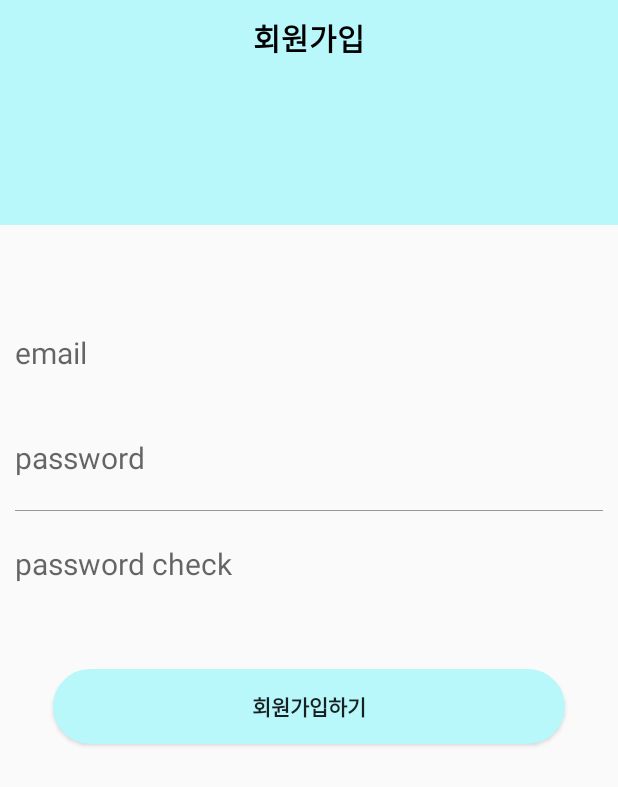
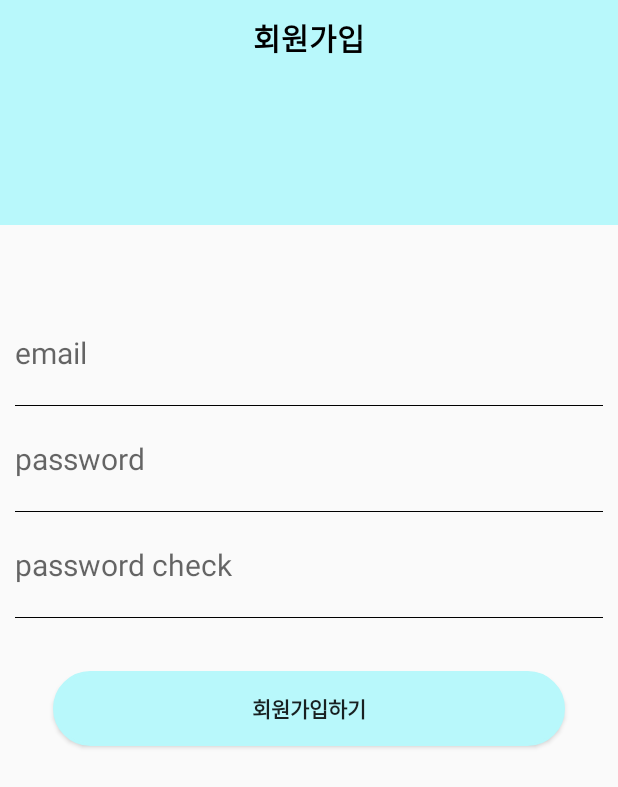
Before and after one commit to shin-hyun-soo/Meal_Time, an Android app: the JoinActivity screen opened directly, with no data from a screen before it, on a phone screen of 412 x 824 dp. Shown: the top 787 px of the screen. Run offline under Robolectric (Android 15) with nearby library versions, the phone set to English and light mode, and no system bars; our stand-ins replace Firebase (no records; nobody signed in at launch, a user with empty details on screens opened directly), data binding.

Commit message:
layout 파일 수정 및 Firebase 로그인 기능 구현 완료

```diff
--- a/app/src/main/java/com/example/meal_time/auth/JoinActivity.kt
+++ b/app/src/main/java/com/example/meal_time/auth/JoinActivity.kt
@@ -23,9 +23,10 @@ class JoinActivity : AppCompatActivity() {
         super.onCreate(savedInstanceState)
         //onCreate에서 FirebaseAuth 인스턴스 초기화
         auth = Firebase.auth
-
+        //레이아웃 파일 결합을 위해  databindingutil 사용
         binding = DataBindingUtil.setContentView(this, R.layout.activity_join )
 
+        //회원가입 버튼 누를 시 이벤트 처리
         binding.joinBtn.setOnClickListener {
 
             var check = true
--- a/app/src/main/res/layout/activity_join.xml
+++ b/app/src/main/res/layout/activity_join.xml
@@ -42,6 +42,13 @@
             android:layout_margin="10dp"
             android:textSize="20sp"
             android:background="@android:color/transparent"/>
+
+        <LinearLayout
+            android:layout_width="match_parent"
+            android:layout_height="0.5dp"
+            android:background="#000000"
+            android:layout_marginLeft="10dp"
+            android:layout_marginRight="10dp"/>
         <!--이메일 라인 선 직접 제작-->
         <!--inputType="textPassword" =>password 입력 시 비밀번호 숨기기-->
         <EditText
@@ -57,7 +64,7 @@
         <LinearLayout
             android:layout_width="match_parent"
             android:layout_height="0.5dp"
-            android:background="#999999"
+            android:background="#000000"
             android:layout_marginLeft="10dp"
             android:layout_marginRight="10dp"/>
 
@@ -71,6 +78,12 @@
             android:textSize="20sp"
             android:background="@android:color/transparent"/>
         <!--비밀번호 라인 선 직접 제작-->
+        <LinearLayout
+            android:layout_width="match_parent"
+            android:layout_height="0.5dp"
+            android:background="#000000"
+            android:layout_marginLeft="10dp"
+            android:layout_marginRight="10dp"/>
 
         <Button
             android:id="@+id/joinBtn"
```
Also changed, not shown: app/src/main/java/com/example/meal_time/auth/LoginActivity.kt (+47 -1 lines), app/src/main/res/layout/activity_login.xml (+7 -2 lines).
